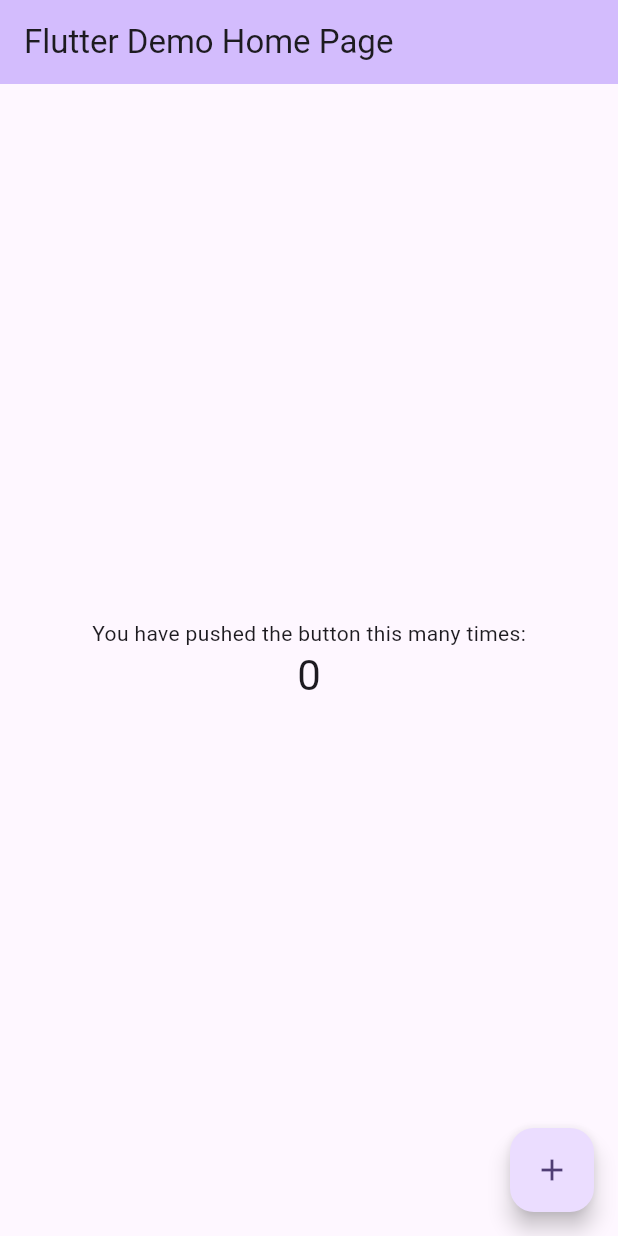
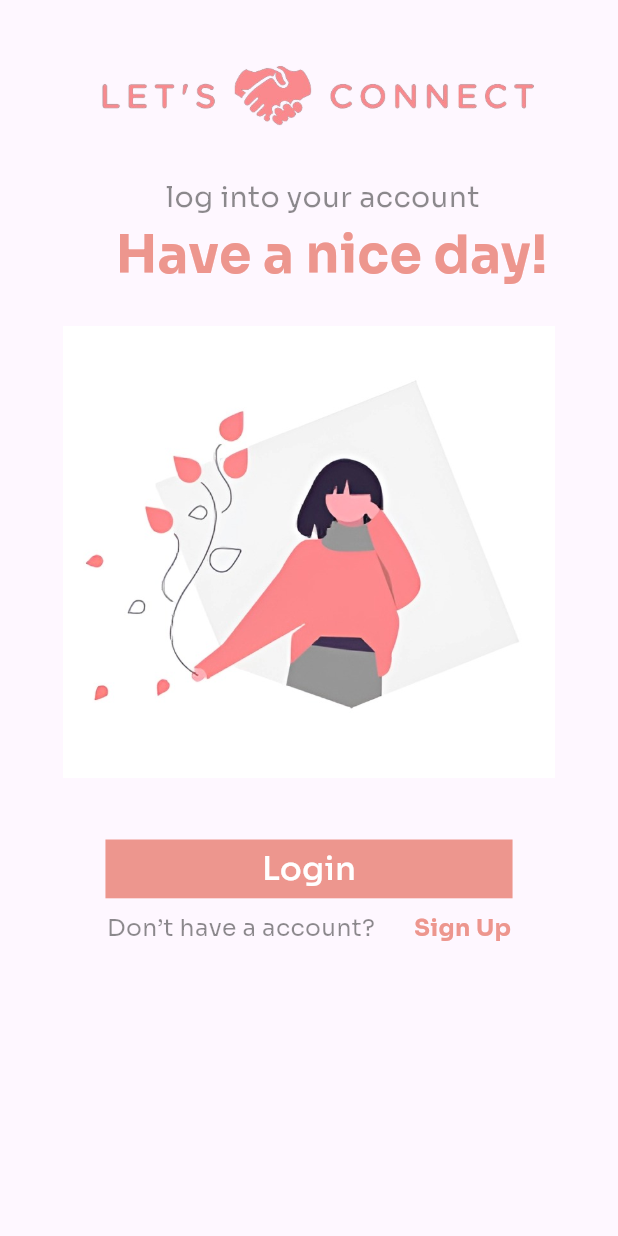
Before and after one commit to JATAYU000/Reconnect-Frontend, a Flutter app: the screen it shows after launch, on a phone screen of 412 x 824 dp. Run offline on Flutter 3.47's test engine with Material 3 defaults, Android fonts, the phone set to English and light mode, and no system bars; our stand-ins replace google_fonts.

Commit message:
AUthButton,WelcomeAssets

```diff
--- a/reconnect/lib/main.dart
+++ b/reconnect/lib/main.dart
@@ -1,4 +1,6 @@
 import 'package:flutter/material.dart';
+import 'package:reconnect/src/pages/welcomepage.dart';
+
 
 void main() {
   runApp(const MyApp());
@@ -10,116 +12,13 @@
   // This widget is the root of your application.
   @override
   Widget build(BuildContext context) {
+    int width = MediaQuery.of(context).size.width.toInt();
+    int height = MediaQuery.of(context).size.height.toInt();
     return MaterialApp(
-      title: 'Flutter Demo',
-      theme: ThemeData(
-        // This is the theme of your application.
-        //
-        // TRY THIS: Try running your application with "flutter run". You'll see
-        // the application has a purple toolbar. Then, without quitting the app,
-        // try changing the seedColor in the colorScheme below to Colors.green
-        // and then invoke "hot reload" (save your changes or press the "hot
-        // reload" button in a Flutter-supported IDE, or press "r" if you used
-        // the command line to start the app).
-        //
-        // Notice that the counter didn't reset back to zero; the application
-        // state is not lost during the reload. To reset the state, use hot
-        // restart instead.
-        //
-        // This works for code too, not just values: Most code changes can be
-        // tested with just a hot reload.
-        colorScheme: ColorScheme.fromSeed(seedColor: Colors.deepPurple),
-        useMaterial3: true,
-      ),
-      home: const MyHomePage(title: 'Flutter Demo Home Page'),
+      debugShowCheckedModeBanner: false,
+      title: 'Trail Tales',
+      theme: ThemeData(),
+      home: WelcomePage(scwidth: width, scheight: height),
     );
   }
 }
-
-class MyHomePage extends StatefulWidget {
-  const MyHomePage({super.key, required this.title});
-
-  // This widget is the home page of your application. It is stateful, meaning
-  // that it has a State object (defined below) that contains fields that affect
-  // how it looks.
-
-  // This class is the configuration for the state. It holds the values (in this
-  // case the title) provided by the parent (in this case the App widget) and
-  // used by the build method of the State. Fields in a Widget subclass are
-  // always marked "final".
-
-  final String title;
-
-  @override
-  State<MyHomePage> createState() => _MyHomePageState();
-}
-
-class _MyHomePageState extends State<MyHomePage> {
-  int _counter = 0;
-
-  void _incrementCounter() {
-    setState(() {
-      // This call to setState tells the Flutter framework that something has
-      // changed in this State, which causes it to rerun the build method below
-      // so that the display can reflect the updated values. If we changed
-      // _counter without calling setState(), then the build method would not be
-      // called again, and so nothing would appear to happen.
-      _counter++;
-    });
-  }
-
-  @override
-  Widget build(BuildContext context) {
-    // This method is rerun every time setState is called, for instance as done
-    // by the _incrementCounter method above.
-    //
-    // The Flutter framework has been optimized to make rerunning build methods
-    // fast, so that you can just rebuild anything that needs updating rather
-    // than having to individually change instances of widgets.
-    return Scaffold(
-      appBar: AppBar(
-        // TRY THIS: Try changing the color here to a specific color (to
-        // Colors.amber, perhaps?) and trigger a hot reload to see the AppBar
-        // change color while the other colors stay the same.
-        backgroundColor: Theme.of(context).colorScheme.inversePrimary,
-        // Here we take the value from the MyHomePage object that was created by
-        // the App.build method, and use it to set our appbar title.
-        title: Text(widget.title),
-      ),
-      body: Center(
-        // Center is a layout widget. It takes a single child and positions it
-        // in the middle of the parent.
-        child: Column(
-          // Column is also a layout widget. It takes a list of children and
-          // arranges them vertically. By default, it sizes itself to fit its
-          // children horizontally, and tries to be as tall as its parent.
-          //
-          // Column has various properties to control how it sizes itself and
-          // how it positions its children. Here we use mainAxisAlignment to
-          // center the children vertically; the main axis here is the vertical
-          // axis because Columns are vertical (the cross axis would be
-          // horizontal).
-          //
-          // TRY THIS: Invoke "debug painting" (choose the "Toggle Debug Paint"
-          // action in the IDE, or press "p" in the console), to see the
-          // wireframe for each widget.
-          mainAxisAlignment: MainAxisAlignment.center,
-          children: <Widget>[
-            const Text(
-              'You have pushed the button this many times:',
-            ),
-            Text(
-              '$_counter',
-              style: Theme.of(context).textTheme.headlineMedium,
-            ),
-          ],
-        ),
-      ),
-      floatingActionButton: FloatingActionButton(
-        onPressed: _incrementCounter,
-        tooltip: 'Increment',
-        child: const Icon(Icons.add),
-      ), // This trailing comma makes auto-formatting nicer for build methods.
-    );
-  }
-}
--- a/reconnect/lib/src/constants/colors.dart
+++ b/reconnect/lib/src/constants/colors.dart
@@ -0,0 +1,5 @@
+
+class ColorConstants{
+  static const int primary = 0xFFed968e;
+  static const int fontcolor = 0xFF000000;
+}
--- a/reconnect/lib/src/constants/image_strings.dart
+++ b/reconnect/lib/src/constants/image_strings.dart
@@ -0,0 +1,5 @@
+class ImgaeConstants{
+  static const String welcomeImage = "assets/images/welcomeImage.jpg";
+  static const String LogoText = "assets/images/logo_with_title.png";
+  static const String Logo = "assets/images/logo.png";
+}
--- /dev/null
+++ b/reconnect/lib/src/constants/text_strings.dart
@@ -0,0 +1,5 @@
+class TextConstants{
+  static const String WelcomeTitle = "\t\t\t\tHave a nice day!";
+  static const String WelcomeSubTitle = "\t\t\t\tlog into your account";
+  static const String WelcomeAccount = "Don’t have a account?";
+}
--- /dev/null
+++ b/reconnect/lib/src/pages/welcomepage.dart
@@ -0,0 +1,81 @@
+import "package:flutter/material.dart";
+import "package:google_fonts/google_fonts.dart";
+import "package:reconnect/src/constants/colors.dart";
+import "package:reconnect/src/constants/image_strings.dart";
+import "package:reconnect/src/constants/text_strings.dart";
+import "package:reconnect/src/widgets/authenticate_button.dart";
+class WelcomePage extends StatelessWidget {
+  final int scwidth;
+  final int scheight;
+  const WelcomePage({super.key, required this.scwidth,required this.scheight});
+
+  @override
+  Widget build(BuildContext context) {
+    return Scaffold(
+      body: Container(
+        child: Column(
+          // mainAxisAlignment: MainAxisAlignment.spaceAround,
+          // crossAxisAlignment: CrossAxisAlignment.start,
+          children: [
+            SizedBox(
+                    height: 10,
+                  ),
+            Container(
+                    height: scheight*0.131,
+                    width: scwidth*0.79,
+                    child: Image.asset(ImgaeConstants.LogoText),
+                  ),
+            Text(
+              TextConstants.WelcomeSubTitle,
+              style: GoogleFonts.sora(color: Color(ColorConstants.fontcolor).withOpacity(0.45),fontSize: scheight*0.023,),
+              ),
+            Text(
+              TextConstants.WelcomeTitle,
+              style: GoogleFonts.sora(color: Color(ColorConstants.primary),fontSize: scheight*0.042,fontWeight: FontWeight.bold),
+              ),
+            Center(
+              child: Column(
+                mainAxisAlignment: MainAxisAlignment.spaceAround,
+                children: [
+                  Container(
+                    height: scheight*0.422,
+                    width: scwidth*0.796,
+                    child: Image.asset(ImgaeConstants.welcomeImage),
+                  ),
+                  SizedBox(
+                    height: 10,
+                  ),
+                  Authbutton("Login", scheight, scwidth, () { print("pressed login!!!");}),
+                  SizedBox(
+                    width: scwidth*0.717,
+                    child: Row(
+                      mainAxisAlignment: MainAxisAlignment.spaceAround,
+                      children: [
+                        Text(
+                            TextConstants.WelcomeAccount,
+                            style: GoogleFonts.sora(color: Color(ColorConstants.fontcolor).withOpacity(0.45),fontSize: scheight*0.019,),
+                          ),
+                        GestureDetector(
+                          onTap: () {
+                            print('Text Clicked');
+                          },
+                          child: Text(
+                            'Sign Up',
+                            style: GoogleFonts.sora(color: Color(ColorConstants.primary),fontSize: scheight*0.019,fontWeight: FontWeight.bold),
+                          ),
+                        ),
+                    ]
+                    ,)
+                  )
+
+
+                ],
+              )
+            )
+          ],
+        )
+        )
+
+    );
+  }
+}
--- /dev/null
+++ b/reconnect/lib/src/widgets/authenticate_button.dart
@@ -0,0 +1,33 @@
+import 'package:flutter/material.dart';
+import 'package:google_fonts/google_fonts.dart';
+import 'package:reconnect/src/constants/colors.dart';
+
+
+SizedBox Authbutton(
+  final String text,
+  final int screenheight,
+  final int screenwidth,
+  final VoidCallback callback,
+) {
+  return SizedBox(
+        height: screenheight*0.067,
+        width: screenwidth*0.717,
+        // width: (screenwidth-5)/2,
+        child: TextButton(
+          onPressed: callback,
+          child: Container(
+            height: screenheight*0.067,
+            width: screenwidth*0.717,
+              color: Color(ColorConstants.primary),
+              child: Center(
+                child: Text(
+                  text,
+                  textAlign: TextAlign.center,
+                  style: GoogleFonts.sora(color: Colors.white, fontSize: screenheight*0.0264,),
+                ),
+              ),
+
+          ),
+        )
+    );
+}
--- a/reconnect/pubspec.yaml
+++ b/reconnect/pubspec.yaml
@@ -60,8 +60,9 @@ flutter:
   uses-material-design: true
 
   # To add assets to your application, add an assets section, like this:
-  # assets:
-  #   - images/a_dot_burr.jpeg
+  assets:
+    - assets/images/
+    - assets/logos/
   #   - images/a_dot_ham.jpeg
 
   # An image asset can refer to one or more resolution-specific "variants", see
```
Also changed, not shown: reconnect/assets/images/logo.png (added), reconnect/assets/images/logo_with_title.png (added), reconnect/assets/images/welcomeImage.jpg (added).
